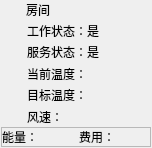
First picture: the form in client.ui, repository Joxon/aircond-server, before the edit.
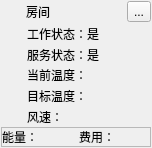
Second picture: the form after the edit.

Commit message: added list button for clients

Diff of the .ui file:
```diff
--- a/client.ui
+++ b/client.ui
@@ -73,6 +73,13 @@
         </property>
        </widget>
       </item>
+      <item>
+       <widget class="QToolButton" name="toolButtonDetails">
+        <property name="text">
+         <string>...</string>
+        </property>
+       </widget>
+      </item>
      </layout>
     </widget>
    </item>
```
The commit also changes 6 other files.
